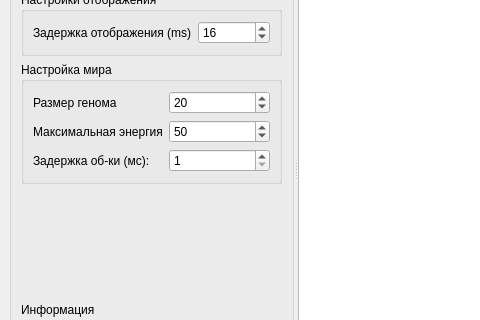
Above: mainwindow.ui from TomasGlgg/QGenetic before the change; both pictures show x 0 to 480 and y 130 to 450 of the 800 by 600 pixel window. Below: the same form after it.
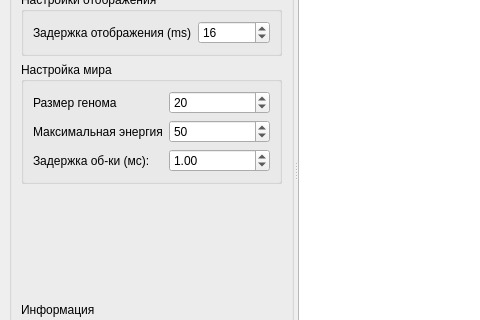
That is the form after the change.

The edit to the form file:
```diff
--- a/mainwindow.ui
+++ b/mainwindow.ui
@@ -147,15 +147,12 @@
             </widget>
            </item>
            <item row="2" column="1">
-            <widget class="QSpinBox" name="process_delay">
-             <property name="minimum">
-              <number>1</number>
-             </property>
+            <widget class="QDoubleSpinBox" name="process_delay">
              <property name="maximum">
-              <number>1000000000</number>
+              <double>1000.000000000000000</double>
              </property>
              <property name="value">
-              <number>1</number>
+              <double>1.000000000000000</double>
              </property>
             </widget>
            </item>
```
